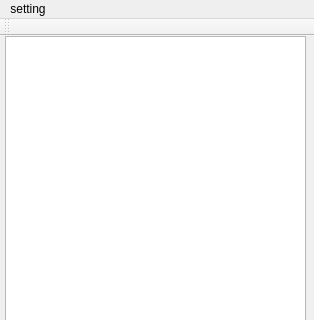
guanglun/GLMocap, file src/formCameraWindow/formcamwindow.ui: the form before one commit; both pictures show x 0 to 314 and y 0 to 320 of the 314 by 541 pixel window.
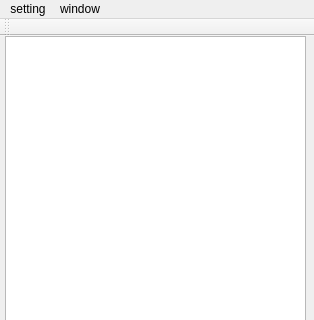
The form after the commit.

What changed in the file:
```diff
--- a/src/formCameraWindow/formcamwindow.ui
+++ b/src/formCameraWindow/formcamwindow.ui
@@ -78,7 +78,15 @@
     </property>
     <addaction name="actionImg_save_path"/>
    </widget>
+   <widget class="QMenu" name="menuWindow">
+    <property name="title">
+     <string>window</string>
+    </property>
+    <addaction name="action_position"/>
+    <addaction name="action3d_view"/>
+   </widget>
    <addaction name="menu"/>
+   <addaction name="menuWindow"/>
   </widget>
   <widget class="QToolBar" name="mainToolBar">
    <attribute name="toolBarArea">
```
Left out of the diff: 10 changed lines with no effect on the pictures.
